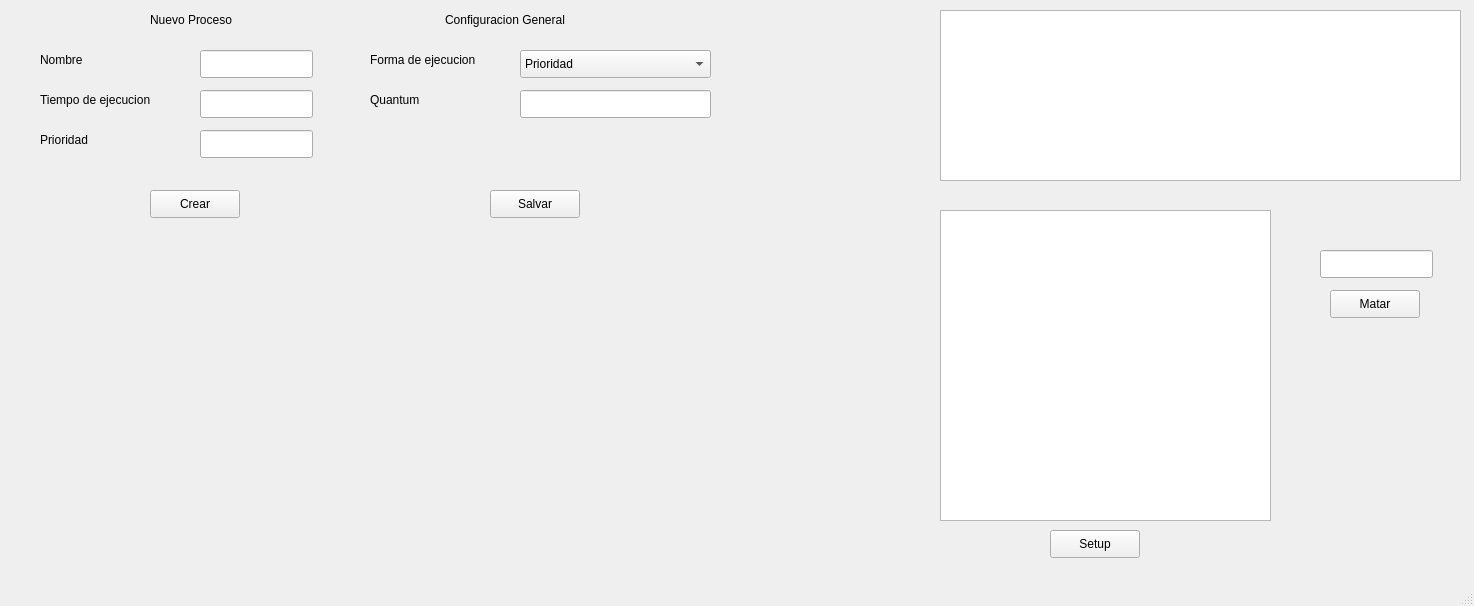
First picture: the form in mainwindow.ui, repository ECruz25/OS_Project_1, before the edit.
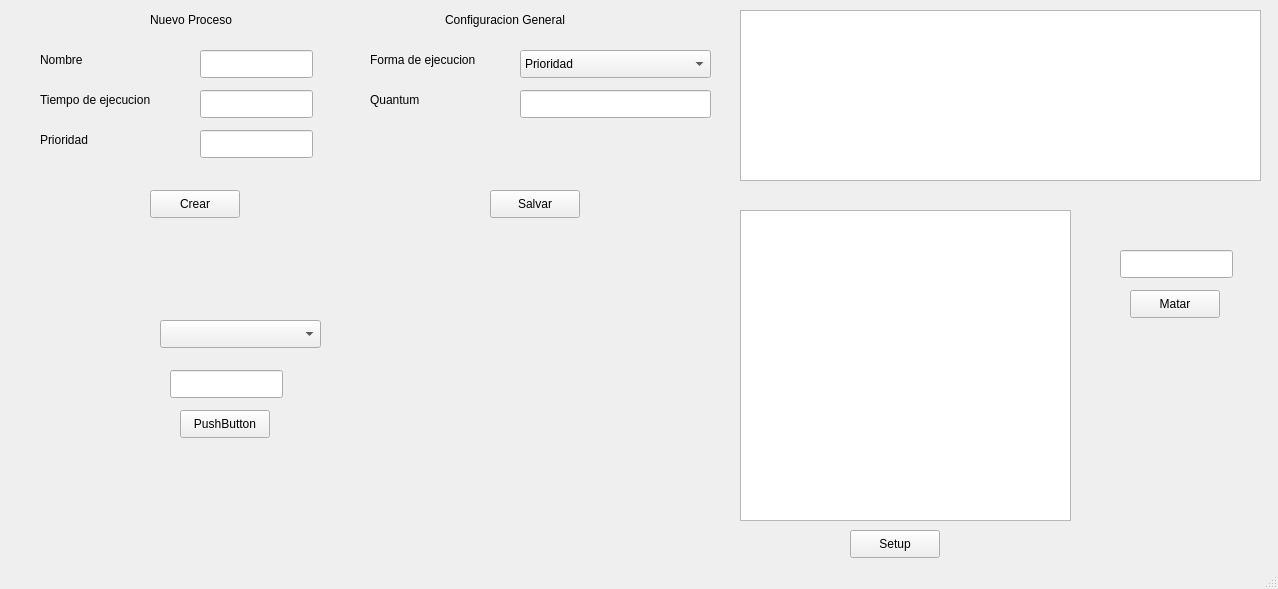
Second picture: the form after the edit.

The edit to the form file:
```diff
--- a/mainwindow.ui
+++ b/mainwindow.ui
@@ -6,8 +6,8 @@
    <rect>
     <x>0</x>
     <y>0</y>
-    <width>1474</width>
-    <height>606</height>
+    <width>1278</width>
+    <height>589</height>
    </rect>
   </property>
   <property name="windowTitle">
@@ -17,7 +17,7 @@
    <widget class="QGraphicsView" name="graphicsView">
     <property name="geometry">
      <rect>
-      <x>940</x>
+      <x>740</x>
       <y>210</y>
       <width>331</width>
       <height>311</height>
@@ -27,7 +27,7 @@
    <widget class="QTableWidget" name="tableWidget">
     <property name="geometry">
      <rect>
-      <x>940</x>
+      <x>740</x>
       <y>10</y>
       <width>521</width>
       <height>171</height>
@@ -37,7 +37,7 @@
    <widget class="QPushButton" name="setup_emulator_btn">
     <property name="geometry">
      <rect>
-      <x>1050</x>
+      <x>850</x>
       <y>530</y>
       <width>90</width>
       <height>28</height>
@@ -232,7 +232,7 @@
    <widget class="QLineEdit" name="kill_edit">
     <property name="geometry">
      <rect>
-      <x>1320</x>
+      <x>1120</x>
       <y>250</y>
       <width>113</width>
       <height>28</height>
@@ -242,7 +242,7 @@
    <widget class="QPushButton" name="kill_btn">
     <property name="geometry">
      <rect>
-      <x>1330</x>
+      <x>1130</x>
       <y>290</y>
       <width>90</width>
       <height>28</height>
@@ -252,6 +252,39 @@
      <string>Matar</string>
     </property>
    </widget>
+   <widget class="QComboBox" name="processes_combo">
+    <property name="geometry">
+     <rect>
+      <x>160</x>
+      <y>320</y>
+      <width>161</width>
+      <height>28</height>
+     </rect>
+    </property>
+   </widget>
+   <widget class="QLineEdit" name="creation_time_edit">
+    <property name="geometry">
+     <rect>
+      <x>170</x>
+      <y>370</y>
+      <width>113</width>
+      <height>28</height>
+     </rect>
+    </property>
+   </widget>
+   <widget class="QPushButton" name="creation_time_btn">
+    <property name="geometry">
+     <rect>
+      <x>180</x>
+      <y>410</y>
+      <width>90</width>
+      <height>28</height>
+     </rect>
+    </property>
+    <property name="text">
+     <string>PushButton</string>
+    </property>
+   </widget>
   </widget>
   <widget class="QStatusBar" name="statusBar"/>
  </widget>
```
